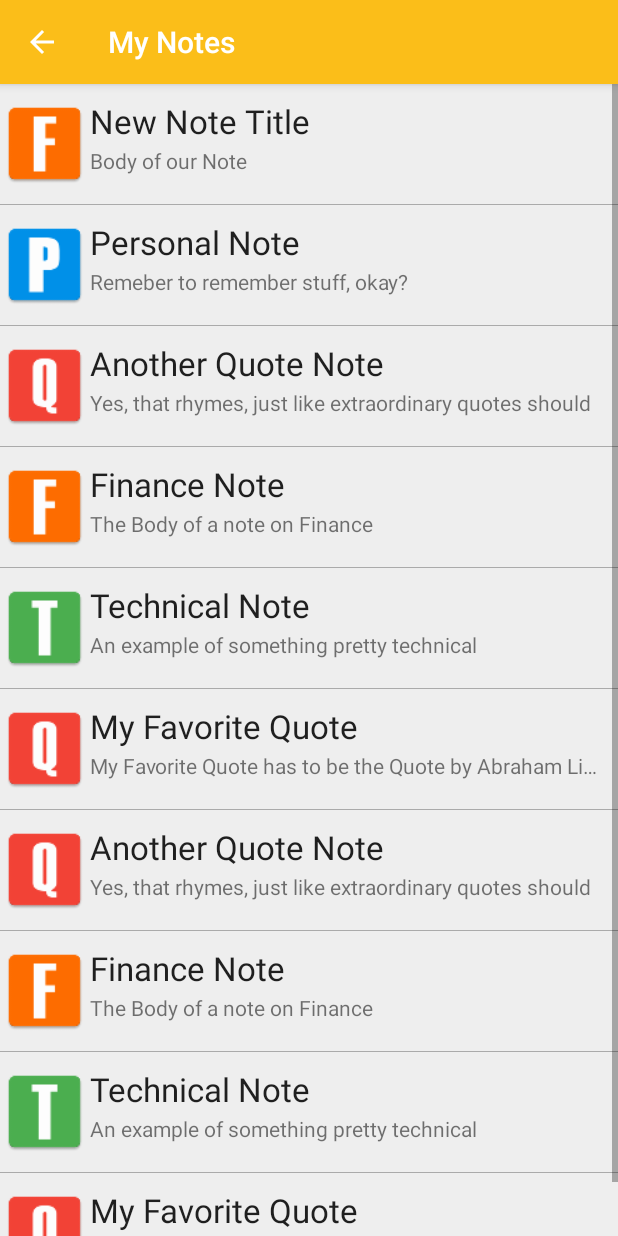
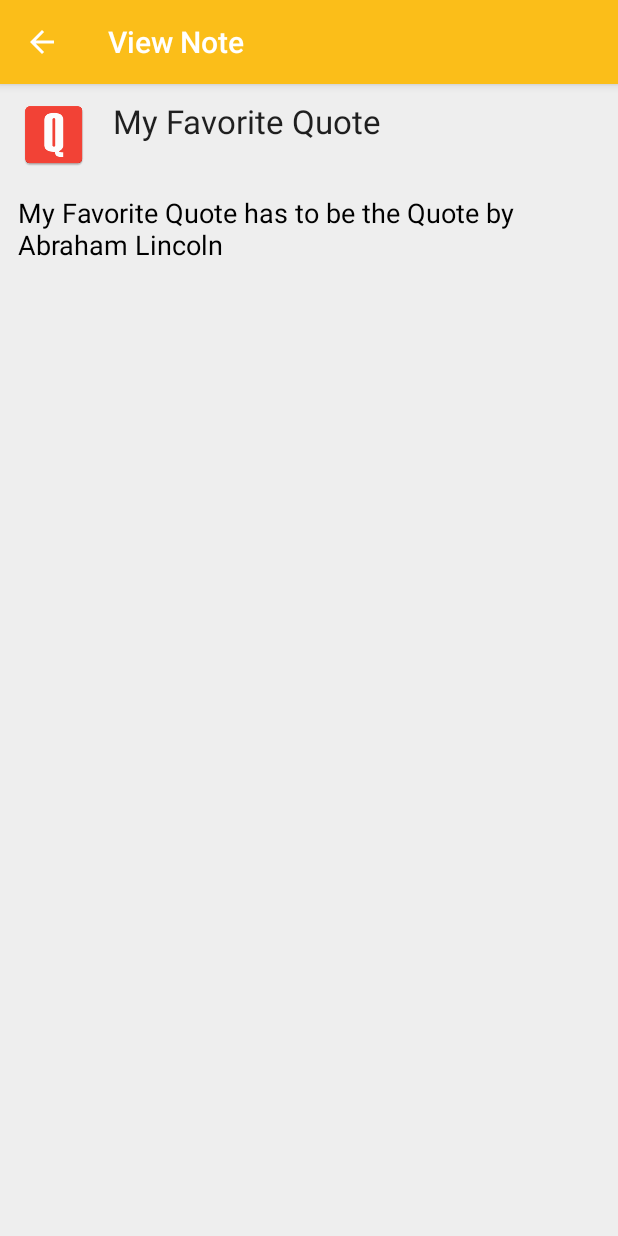
Before and after one commit to wcyn/abilinote, an Android app: the NoteListActivity screen opened directly, with no data from a screen before it, after a tap on "My Favorite Quote", on a phone screen of 412 x 824 dp. Run offline under Robolectric (Android 15) with nearby library versions, the phone set to English and light mode, and no system bars.

Commit message:
Added View Note Fragment

```diff
--- a/app/src/main/java/com/learnmine/abilinote/NoteAdapter.java
+++ b/app/src/main/java/com/learnmine/abilinote/NoteAdapter.java
@@ -10,10 +10,16 @@ import android.widget.TextView;
 
 import java.util.ArrayList;
 
-/**
- * Created by baa on 9/21/2016.
- */
 public class NoteAdapter extends ArrayAdapter<Note> {
+
+    /**
+     * Created by baa on 9/21/2016.
+     */
+    public static class ViewHolder {
+        TextView noteTitle;
+        TextView noteText;
+        ImageView noteIcon;
+    }
 
     public NoteAdapter(Context context, ArrayList<Note> notes) {
         super(context, 0, notes);
@@ -24,22 +30,32 @@ public class NoteAdapter extends ArrayAdapter<Note> {
         // Get the data item for this position
         Note note = getItem(position);
 
+        // create new view holder
+        ViewHolder viewHolder;
+
         // Check if an existing View is being reused, otherwise inflate a new view from
         // custom row layout
         if (convertView == null) {
+
+            // If we don't have a view that is being used, create one, and ensure you create a
+            // view holder along with it to save our view references to
+            viewHolder = new ViewHolder();
             convertView = LayoutInflater.from(getContext()).inflate(R.layout.note_list_item,
                     parent, false);
+            viewHolder.noteTitle = (TextView) convertView.findViewById(R.id.listItemTitle);
+            viewHolder.noteText = (TextView) convertView.findViewById(R.id.listItemText);
+            viewHolder.noteIcon = (ImageView) convertView.findViewById(R.id.listItemNoteImg);
+
+            convertView.setTag(viewHolder);
+        } else {
+            // We already have a view so just go to our viewHolder and grab the widgets from it
+            viewHolder = (ViewHolder) convertView.getTag();
         }
 
-        // Grab references of views so we can populate them with specific note row data
-        TextView noteTitle = (TextView) convertView.findViewById(R.id.listItemTitle);
-        TextView noteText = (TextView) convertView.findViewById(R.id.listItemText);
-        ImageView noteIcon = (ImageView) convertView.findViewById(R.id.listItemNoteImg);
-
         // Fill each new referenced view with data associated with the note it's referencing
-        noteTitle.setText(note.getTitle());
-        noteText.setText(note.getMessage());
-        noteIcon.setImageResource(note.getAssociateDrawable());
+        viewHolder.noteTitle.setText(note.getTitle());
+        viewHolder.noteText.setText(note.getMessage());
+        viewHolder.noteIcon.setImageResource(note.getAssociateDrawable());
 
         // Return the modified view to be displayed
         return convertView;
--- /dev/null
+++ b/app/src/main/java/com/learnmine/abilinote/NoteDetailActivity.java
@@ -0,0 +1,28 @@
+package com.learnmine.abilinote;
+
+import android.support.v4.app.FragmentManager;
+import android.support.v4.app.FragmentTransaction;
+import android.support.v7.app.AppCompatActivity;
+import android.os.Bundle;
+
+public class NoteDetailActivity extends AppCompatActivity {
+
+    @Override
+    protected void onCreate(Bundle savedInstanceState) {
+        super.onCreate(savedInstanceState);
+        setContentView(R.layout.activity_note_detail);
+
+        createAndAddFragment();
+    }
+
+    private void createAndAddFragment () {
+        FragmentManager fragmentManager = getSupportFragmentManager();
+        FragmentTransaction fragmentTransaction = fragmentManager.beginTransaction();
+
+        NoteViewFragment noteViewFragment = new NoteViewFragment();
+        fragmentTransaction.add(R.id.note_container, noteViewFragment, "NOTE_VIEW_FRAGMENT");
+
+        fragmentTransaction.commit();
+
+    }
+}
--- a/app/src/main/java/com/learnmine/abilinote/NoteListActivity.java
+++ b/app/src/main/java/com/learnmine/abilinote/NoteListActivity.java
@@ -4,6 +4,10 @@ import android.support.v7.app.AppCompatActivity;
 import android.os.Bundle;
 
 public class NoteListActivity extends AppCompatActivity {
+    public static final String NOTE_ID_EXTRA = "com.learnmine.abilinote.Note Identifier";
+    public static final String NOTE_TITLE_EXTRA = "com.learnmine.abilinote.Note Title";
+    public static final String NOTE_MESSAGE_EXTRA = "com.learnmine.abilinote.Note Message";
+    public static final String NOTE_CATEGORY_EXTRA = "com.learnmine.abilinote.Note Category";
 
     @Override
     protected void onCreate(Bundle savedInstanceState) {
--- a/app/src/main/java/com/learnmine/abilinote/NoteListFragment.java
+++ b/app/src/main/java/com/learnmine/abilinote/NoteListFragment.java
@@ -2,16 +2,14 @@ package com.learnmine.abilinote;
 
 
 import android.app.ListFragment;
+import android.content.Intent;
 import android.os.Bundle;
 import android.support.annotation.Nullable;
 import android.support.v4.app.Fragment;
 import android.support.v4.content.ContextCompat;
-import android.view.LayoutInflater;
 import android.view.View;
-import android.view.ViewGroup;
 import android.widget.ArrayAdapter;
 import android.widget.ListView;
-import android.widget.TextView;
 
 import java.util.ArrayList;
 
@@ -51,6 +49,24 @@ public class NoteListFragment extends ListFragment {
     @Override
     public void onListItemClick(ListView l, View v, int position, long id) {
         super.onListItemClick(l, v, position, id);
+        launchNoDetailActivity(position);
+    }
+
+    private void launchNoDetailActivity(int position) {
+
+        // Grab the note info associated which the note we clicked on
+        Note note = (Note) getListAdapter().getItem(position);
+
+        //Create a new intent that launches our NoteDetailActivity
+        Intent intent = new Intent(getActivity(), NoteDetailActivity.class);
+
+        // Pass along the Information of the NOte we Clicked on to our NoteDetailActivity
+        intent.putExtra(NoteListActivity.NOTE_TITLE_EXTRA, note.getTitle());
+        intent.putExtra(NoteListActivity.NOTE_MESSAGE_EXTRA, note.getMessage());
+        intent.putExtra(NoteListActivity.NOTE_CATEGORY_EXTRA, note.getCategory());
+        intent.putExtra(NoteListActivity.NOTE_ID_EXTRA, note.getId());
+
+        startActivity(intent);
 
     }
 }
--- /dev/null
+++ b/app/src/main/java/com/learnmine/abilinote/NoteViewFragment.java
@@ -0,0 +1,44 @@
+package com.learnmine.abilinote;
+
+
+import android.content.Intent;
+import android.os.Bundle;
+import android.support.v4.app.Fragment;
+import android.view.LayoutInflater;
+import android.view.View;
+import android.view.ViewGroup;
+import android.widget.ImageView;
+import android.widget.TextView;
+
+
+/**
+ * A simple {@link Fragment} subclass.
+ */
+public class NoteViewFragment extends Fragment {
+
+
+    public NoteViewFragment() {
+        // Required empty public constructor
+    }
+
+
+    @Override
+    public View onCreateView(LayoutInflater inflater, ViewGroup container,
+                             Bundle savedInstanceState) {
+        View fragmentLayout = inflater.inflate(R.layout.fragment_note_view, container, false);
+        TextView title = (TextView) fragmentLayout.findViewById(R.id.viewNoteTitle);
+        TextView message = (TextView) fragmentLayout.findViewById(R.id.viewNoteMessage);
+        ImageView icon = (ImageView) fragmentLayout.findViewById(R.id.viewNoteIcon);
+
+        Intent intent = getActivity().getIntent();
+        title.setText(intent.getExtras().getString(NoteListActivity.NOTE_TITLE_EXTRA));
+        message.setText(intent.getExtras().getString(NoteListActivity.NOTE_MESSAGE_EXTRA));
+
+        Note.Category noteCat = (Note.Category) intent.getSerializableExtra(
+                NoteListActivity.NOTE_CATEGORY_EXTRA);
+        icon.setImageResource(Note.categoryToDrawable(noteCat));
+        // Return the modified fragment layout
+        return fragmentLayout;
+    }
+
+}
--- /dev/null
+++ b/app/src/main/res/layout/activity_note_detail.xml
@@ -0,0 +1,10 @@
+<?xml version="1.0" encoding="utf-8"?>
+<LinearLayout xmlns:android="http://schemas.android.com/apk/res/android"
+    xmlns:tools="http://schemas.android.com/tools"
+    android:layout_width="match_parent"
+    android:layout_height="match_parent"
+    android:orientation="vertical"
+    android:id="@+id/note_container"
+    tools:context="com.learnmine.abilinote.NoteDetailActivity">
+
+</LinearLayout>
--- a/app/src/main/res/layout/activity_voice.xml
+++ b/app/src/main/res/layout/activity_voice.xml
@@ -55,8 +55,7 @@
         android:layout_centerHorizontal="true"
         android:id="@+id/toggleBtnVoice"
         android:textOff="@string/resume_recording"
-        android:textOn="@string/pause_recording"
-        android:checked="true"/>
+        android:textOn="@string/pause_recording"/>
 
     <ListView
         android:layout_width="match_parent"
--- /dev/null
+++ b/app/src/main/res/layout/fragment_note_view.xml
@@ -0,0 +1,57 @@
+<?xml version="1.0" encoding="utf-8"?>
+<RelativeLayout xmlns:android="http://schemas.android.com/apk/res/android"
+    android:layout_width="match_parent"
+    android:layout_height="match_parent"
+    android:paddingStart="12dp"
+    android:paddingEnd="10dp"
+    android:focusableInTouchMode="true"
+    android:paddingBottom="10dp"
+    android:paddingTop="10dp"
+    android:background="@color/offwhite">
+
+    <ImageView
+        android:id="@+id/viewNoteIcon"
+        android:layout_width="wrap_content"
+        android:layout_height="wrap_content"
+        android:layout_alignParentStart="true"
+        android:layout_alignParentTop="true"
+        android:layout_marginEnd="15dp"
+        android:src="@mipmap/ic_p" />
+
+    <ScrollView
+        android:layout_width="wrap_content"
+        android:layout_height="wrap_content"
+        android:id="@+id/noteScrollView"
+        android:layout_alignParentTop="true"
+        android:layout_alignParentEnd="true"
+        android:layout_toEndOf="@+id/viewNoteIcon"
+        android:layout_alignBottom="@+id/viewNoteIcon">
+        <TextView
+            android:id="@+id/viewNoteTitle"
+            android:layout_width="wrap_content"
+            android:layout_height="wrap_content"
+            android:textAppearance="?android:attr/textAppearanceLarge"
+            android:text="@string/note_title"
+            android:maxLines="3"/>
+    </ScrollView>
+
+    <ScrollView
+        android:layout_width="wrap_content"
+        android:layout_height="wrap_content"
+        android:layout_below="@id/noteScrollView"
+        android:layout_alignParentBottom="true"
+        android:layout_alignParentEnd="true"
+        android:layout_alignParentStart="true"
+        android:layout_marginTop="15dp">
+        <TextView
+            android:id="@+id/viewNoteMessage"
+            android:textSize="18dp"
+            android:textColor="@android:color/black"
+            android:layout_width="wrap_content"
+            android:layout_height="wrap_content"
+            android:text="@string/sample_text"/>
+    </ScrollView>
+
+
+
+</RelativeLayout>
--- a/app/src/main/res/values/strings.xml
+++ b/app/src/main/res/values/strings.xml
@@ -17,5 +17,9 @@
     <string name="type_notes">Type Notes</string>
     <string name="resume_recording">Resume Recording</string>
     <string name="note_title">Note Title</string>
-    <string name="sample_text">So this is just a example note that was created as an example to display this text view</string>
+    <string name="sample_text">Sample Note Text</string>
+    <string name="view_note">View Note</string>
+    <string name="edit_note_title">Edit Note Title</string>
+    <string name="new_text">New Text</string>
+    <string name="save_note">Save Note</string>
 </resources>
```
Also changed, not shown: app/src/main/AndroidManifest.xml (+20 -15 lines), app/src/main/java/com/learnmine/abilinote/NoteEditFragment.java (added, +43 -0 lines), app/src/main/java/com/learnmine/abilinote/VoiceActivity.java (+12 -10 lines), app/src/main/res/layout/activity_main.xml (+26 -25 lines), app/src/main/res/layout/fragment_note_edit.xml (added, +71 -0 lines).
